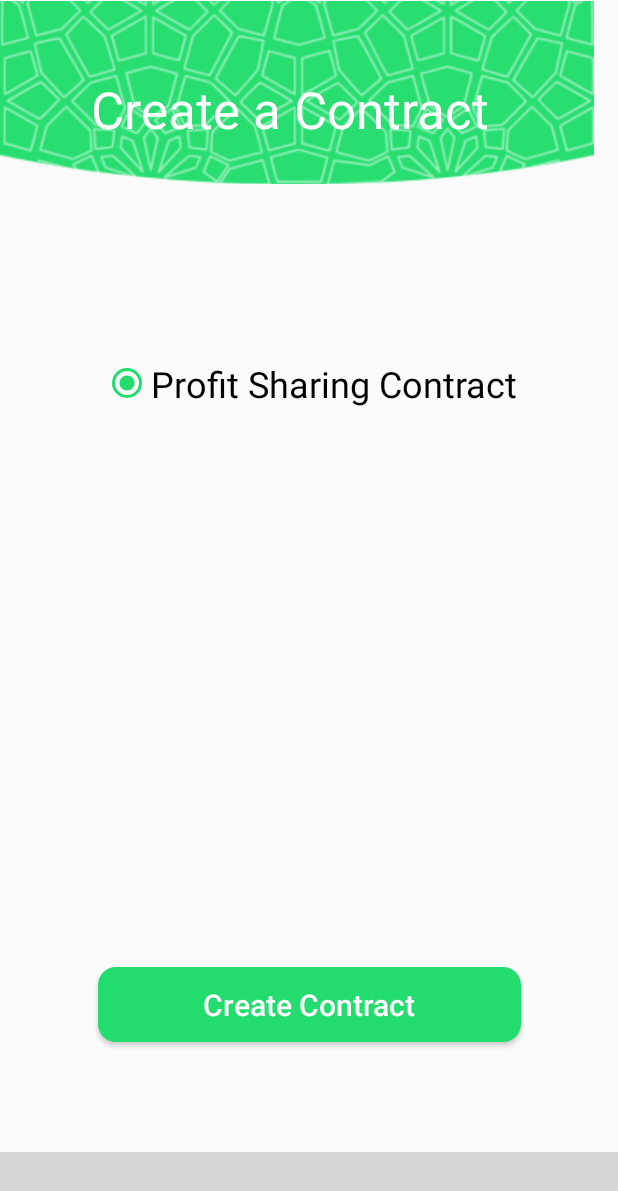
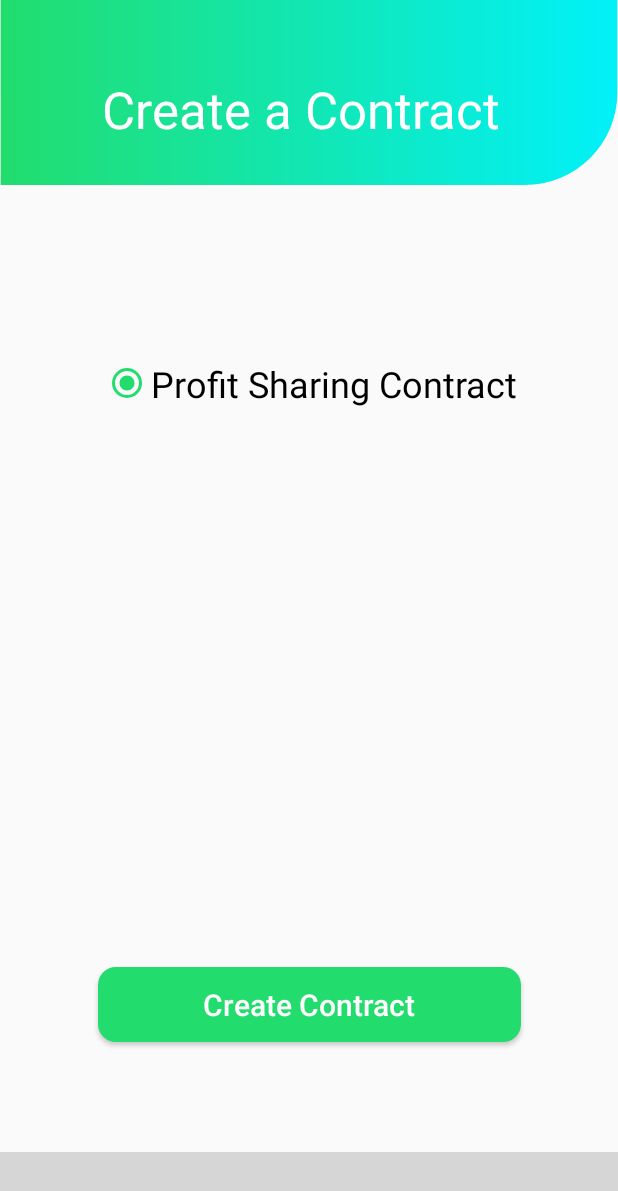
Before and after one commit to semafor0/appjamaa, an Android app: the ContractActivity screen opened directly, with no data from a screen before it, on a phone screen of 412 x 824 dp. Shown: the top 1191 px of the screen. Run offline under Robolectric (Android 15) with nearby library versions, the phone set to English and light mode, and no system bars; our stand-ins replace Firebase (no records; nobody signed in at launch, a user with empty details on screens opened directly); libraries missing offline, so code that uses them is left out: com.ittianyu.bottomnavigationviewex; plain views replace BottomNavigationViewEx; 6 statements that could not run were skipped; grey boxes are pictures that could not be loaded.

Commit message:
style updates

```diff
--- a/app/src/main/java/one/jamaa/appjamaa/main/contract/fragment/NewContractFragment_1.java
+++ b/app/src/main/java/one/jamaa/appjamaa/main/contract/fragment/NewContractFragment_1.java
@@ -72,7 +72,7 @@ public class NewContractFragment_1 extends Fragment {
     }
 
     private void findViewById(View view) {
-        title = view.findViewById(R.id.name_project);
+        title = view.findViewById(R.id.input_name_project);
         user = view.findViewById(R.id.dummy_user);
         trust = view.findViewById(R.id.dummy_trust);
         fundingGoal = view.findViewById(R.id.funding_goal);
--- /dev/null
+++ b/app/src/main/res/drawable/top.xml
@@ -0,0 +1,23 @@
+<shape xmlns:android="http://schemas.android.com/apk/res/android"
+    android:shape="rectangle">
+
+    <corners
+
+        android:topRightRadius="0dp"
+        android:topLeftRadius="0dp"
+        android:bottomLeftRadius="0dp"
+        android:radius="60dp"
+        />
+
+    <gradient
+        android:endColor="#01f1fa"
+        android:startColor="@color/textColorGreen"
+        android:type="linear" />
+
+    <size
+        android:width="400dp"
+        android:height="120dp" />
+
+
+
+</shape>
--- a/app/src/main/res/layout/activity_contract.xml
+++ b/app/src/main/res/layout/activity_contract.xml
@@ -9,11 +9,14 @@
 
         <ImageView
             android:id="@+id/bg_top"
-            android:layout_width="396dp"
-            android:layout_height="123dp"
-            android:src="@drawable/bg_top"
+            android:layout_width="match_parent"
+            android:layout_height="wrap_content"
+            android:src="@drawable/top"
+            android:adjustViewBounds="true"
             app:layout_constraintStart_toStartOf="parent"
-            app:layout_constraintTop_toTopOf="parent" />
+            app:layout_constraintTop_toTopOf="parent"
+
+            />
 
 
         <RadioButton
@@ -74,6 +77,7 @@
             android:layout_marginTop="8dp"
             android:layout_marginEnd="8dp"
             android:layout_marginBottom="8dp"
+            android:gravity="center"
             android:text="@string/button_create_contract"
             app:layout_constraintBottom_toBottomOf="parent"
             app:layout_constraintEnd_toEndOf="parent"
--- a/app/src/main/res/layout/activity_exchange.xml
+++ b/app/src/main/res/layout/activity_exchange.xml
@@ -7,6 +7,8 @@
     tools:context=".main.exchange.ExchangeActivity"
 
     >
+
+
 
 
     <ExpandableListView
--- a/app/src/main/res/layout/activity_login.xml
+++ b/app/src/main/res/layout/activity_login.xml
@@ -76,6 +76,7 @@
         android:layout_height="50dp"
         android:layout_marginBottom="5dp"
         android:text="@string/sign_in"
+        android:gravity="center"
         app:layout_constraintBottom_toTopOf="@+id/forgot_password"
         app:layout_constraintLeft_toLeftOf="parent"
         app:layout_constraintRight_toRightOf="parent" />
--- a/app/src/main/res/layout/activity_splash_screen.xml
+++ b/app/src/main/res/layout/activity_splash_screen.xml
@@ -8,7 +8,7 @@
 
     <ImageView
         android:id="@+id/splash_logo"
-        android:layout_width="wrap_content"
+        android:layout_width="170dp"
         android:layout_height="wrap_content"
         android:layout_marginTop="35dp"
         android:gravity="center"
--- a/app/src/main/res/values/colors.xml
+++ b/app/src/main/res/values/colors.xml
@@ -6,6 +6,7 @@
 
     <color name="textColorHint">#46764b</color>
     <color name="textColorGreen">#22DD6D</color>
+    <color name="darkGreen">#239D57</color>
 
     <color name="white">#fff</color>
     <color name="black">#000</color>
--- a/app/src/main/res/values/strings.xml
+++ b/app/src/main/res/values/strings.xml
@@ -34,6 +34,8 @@
     <string name="welcome_description">Describe your project here.</string>
     <string name="label_profit_share_percentage">Profit Share</string>
     <string name="confirm_contract">Confirm</string>
+    <string name="label_project_name">Project Name</string>
+    <string name="create_contract">Create Contract</string>
 
 
 
@@ -42,6 +44,8 @@
     <string name="skip">SKIP</string>
     <string name="next">NEXT</string>
     <string name="start">START</string>
+
+    <string name="prompt_seed_phrase">Any funds you deposit to Jamaa will be stored on your device, meaning we do not have access to your funds. To secure your funds against the loss or damage of your device, generate a 12-word seed phrase now."</string>
 
 
     <!-- Success Screens -->
--- a/app/src/main/res/values/styles.xml
+++ b/app/src/main/res/values/styles.xml
@@ -2,10 +2,11 @@
 
     <!-- Base application theme. -->
     <style name="AppTheme" parent="Theme.AppCompat.Light.NoActionBar">
-        <item name="colorPrimary">@color/colorPrimary</item>
-        <item name="colorPrimaryDark">@color/colorPrimaryDark</item>
+        <item name="colorPrimary">@color/textColorGreen</item>
+        <item name="colorPrimaryDark">@color/darkGreen</item>
         <item name="colorAccent">@color/colorAccent</item>
     </style>
+
 
     <style name="MyButton">
         <item name="android:background">@drawable/button_background</item>
```
Also changed, not shown: app/src/main/res/layout/activity_wallet.xml (+4 -5 lines), app/src/main/res/layout/fragment_new_contract_1.xml (+38 -30 lines), app/src/main/res/layout/toolbar.xml (+25 -2 lines), app/src/main/res/drawable-hdpi/bg_top.png (added), app/src/main/res/drawable-mdpi/bg_top.png (added), app/src/main/res/drawable-xhdpi/bg_top.png (added), app/src/main/res/drawable-xxhdpi/bg_top.png (added), app/src/main/res/drawable-xxxhdpi/bg_top.png (added).
